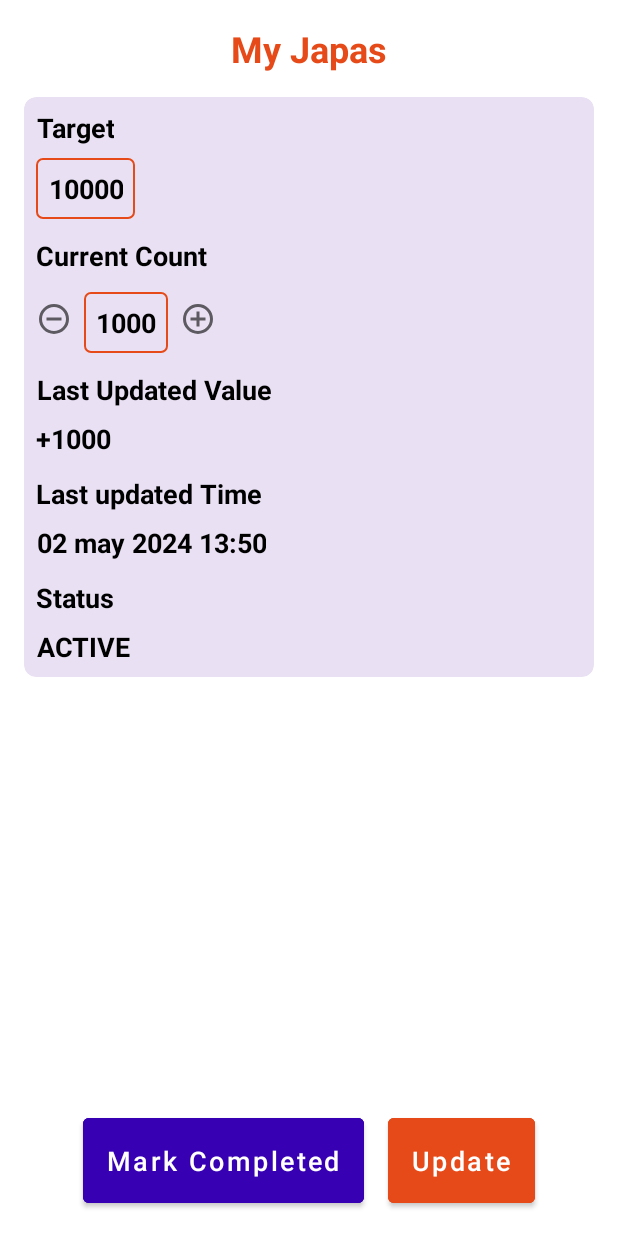
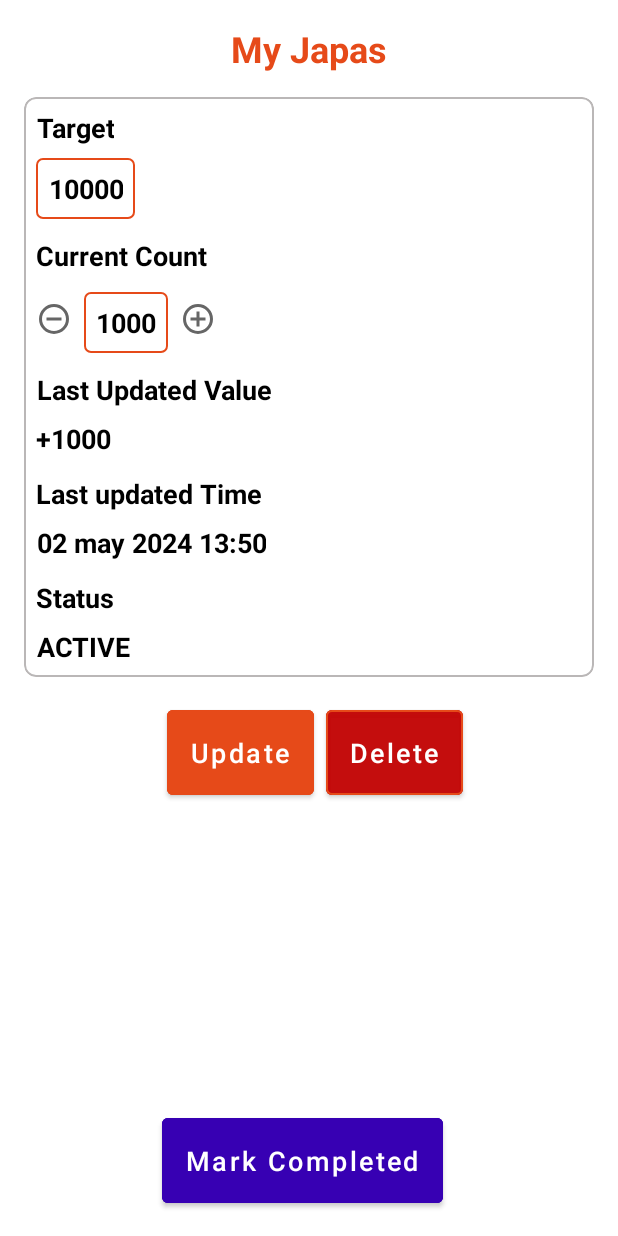
Before and after one commit to kaushal-prabhakar/Japa-Counter, an Android app built with Jetpack Compose: the layout fragment_japa_details.xml on its own in the app's theme, with its tools: preview values and no code run, on a phone screen of 412 x 824 dp. Run offline under Robolectric (Android 15) with nearby library versions, the phone set to English and light mode, and no system bars.

Commit message:
feat: complete and delete japa implementation

```diff
--- a/app/src/main/res/layout/fragment_japa_details.xml
+++ b/app/src/main/res/layout/fragment_japa_details.xml
@@ -25,13 +25,13 @@
         android:layout_width="match_parent"
         android:layout_height="wrap_content"
         android:layout_marginTop="@dimen/standard_margin"
-        android:theme="@style/Theme.MaterialComponents.Light"
-        app:cardBackgroundColor="@color/card_view_bg"
+        android:theme="@style/Theme.MaterialComponents.DayNight"
         app:cardCornerRadius="@dimen/card_view_corner_radius"
         app:cardElevation="@dimen/zero_dp"
         app:layout_constraintStart_toStartOf="parent"
         app:layout_constraintTop_toBottomOf="@+id/label_japa_name"
-        app:strokeColor="@color/orange">
+        app:strokeColor="@color/button_border"
+        app:strokeWidth="@dimen/border_width">
 
         <androidx.constraintlayout.widget.ConstraintLayout
             android:layout_width="match_parent"
@@ -206,6 +206,47 @@
 
 
     <LinearLayout
+        android:id="@+id/action_sub_layout"
+        android:layout_width="match_parent"
+        android:layout_height="wrap_content"
+        android:gravity="center"
+        android:orientation="horizontal"
+        android:layout_margin="@dimen/standard_margin"
+        app:layout_constraintStart_toStartOf="parent"
+        app:layout_constraintTop_toBottomOf="@+id/japa_info_card">
+
+        <com.google.android.material.button.MaterialButton
+            android:id="@+id/btnUpdate"
+            android:layout_width="wrap_content"
+            android:layout_height="wrap_content"
+            android:layout_marginStart="@dimen/padding_8dp"
+            android:backgroundTint="@color/orange"
+            android:padding="@dimen/standard_margin"
+            android:text="@string/label_update"
+            android:textAllCaps="false"
+            android:textColor="@color/white"
+            android:textSize="@dimen/standard_text"
+            app:strokeColor="@color/orange"
+            app:strokeWidth="1dp" />
+
+        <com.google.android.material.button.MaterialButton
+            android:id="@+id/btnDelete"
+            android:layout_width="wrap_content"
+            android:layout_height="wrap_content"
+            android:layout_marginStart="@dimen/padding_8dp"
+            android:backgroundTint="@color/red"
+            android:padding="@dimen/standard_margin"
+            android:text="@string/label_delete"
+            android:textAllCaps="false"
+            android:textColor="@color/white"
+            android:textSize="@dimen/standard_text"
+            app:strokeColor="@color/orange"
+            app:strokeWidth="1dp" />
+
+    </LinearLayout>
+
+
+    <LinearLayout
         android:layout_width="match_parent"
         android:layout_height="wrap_content"
         android:gravity="center"
@@ -223,23 +264,9 @@
             android:padding="@dimen/standard_margin"
             android:text="@string/label_mark_complete"
             android:textAllCaps="false"
+            android:textColor="@color/white"
             android:textSize="@dimen/standard_text"
-            android:textColor="@color/white"
             app:strokeColor="@color/purple_700"
-            app:strokeWidth="1dp" />
-
-        <com.google.android.material.button.MaterialButton
-            android:id="@+id/btnUpdate"
-            android:layout_width="wrap_content"
-            android:layout_height="wrap_content"
-            android:layout_marginStart="@dimen/padding_8dp"
-            android:backgroundTint="@color/orange"
-            android:padding="@dimen/standard_margin"
-            android:text="@string/label_update"
-            android:textSize="@dimen/standard_text"
-            android:textAllCaps="false"
-            android:textColor="@color/white"
-            app:strokeColor="@color/orange"
             app:strokeWidth="1dp" />
 
     </LinearLayout>
--- a/app/src/main/res/values/colors.xml
+++ b/app/src/main/res/values/colors.xml
@@ -8,6 +8,7 @@
     <color name="black">#FF000000</color>
     <color name="white">#FFFFFFFF</color>
     <color name="orange">#E64A19</color>
+    <color name="red">#D2C30606</color>
 
     <color name="edit_text_border_color">#F9F9F9</color>
     <color name="input_text_color">#2A2929</color>
@@ -16,4 +17,5 @@
     <color name="card_view_bg_tint">#DDDDDD</color>
     <color name="card_view_border">#FF6200EE</color>
     <color name="hint_text_color">#999999</color>
+    <color name="button_border">#BAB7B7</color>
 </resources>
--- a/app/src/main/res/values/strings.xml
+++ b/app/src/main/res/values/strings.xml
@@ -29,10 +29,12 @@
     <string name="warning_title">Are you Sure ?</string>
     <string name="warning_update_counter_message">You want to update count</string>
     <string name="warning_complete_japa">You want to mark this Japa as Completed</string>
+    <string name="warning_delete_japa">You want to delete this Japa Permanently</string>
 
     <string name="msg_japa_added">New Japa Added Successfully</string>
     <string name="msg_japa_counter_updated">Updated Japa Count Successfully</string>
     <string name="msg_japa_completed">Congratulations! Your Japa has been successfully completed.</string>
+    <string name="msg_japa_delete">%s has been deleted</string>
 
     <string name="err_msg_failure_action">Something went wrong..please try again</string>
 
```
Also changed, not shown: app/src/main/java/com/kaushal/japacounter/ui/JapaDetailsFragment.kt (+27 -5 lines), app/src/main/java/com/kaushal/japacounter/ui/MainActivityViewModel.kt (+15 -0 lines).
